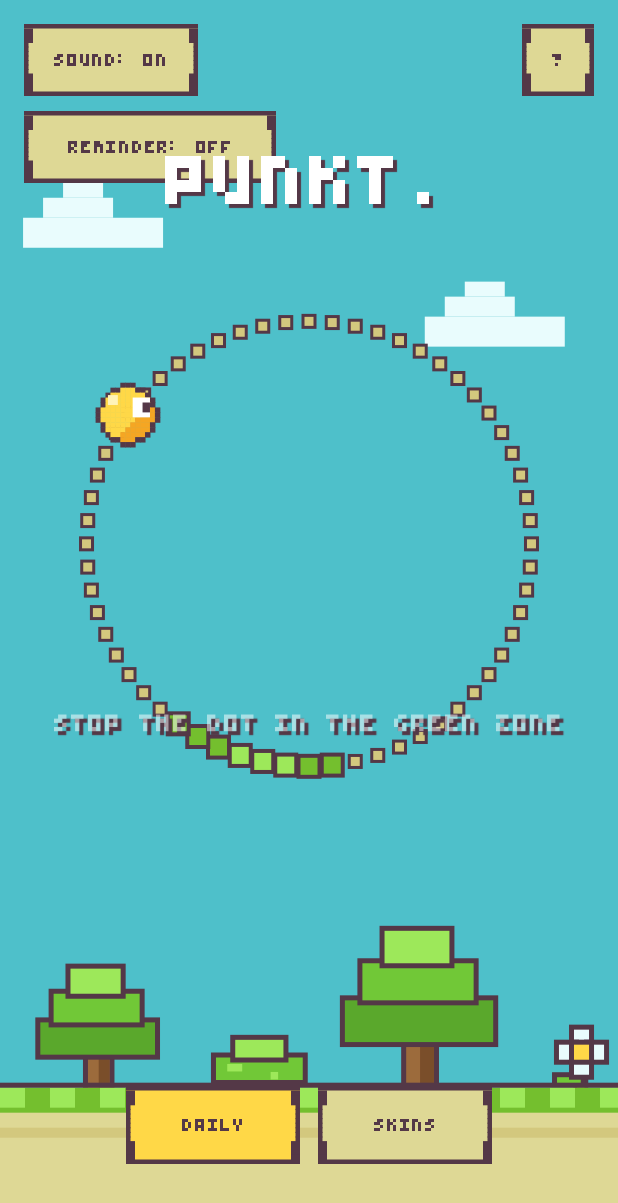
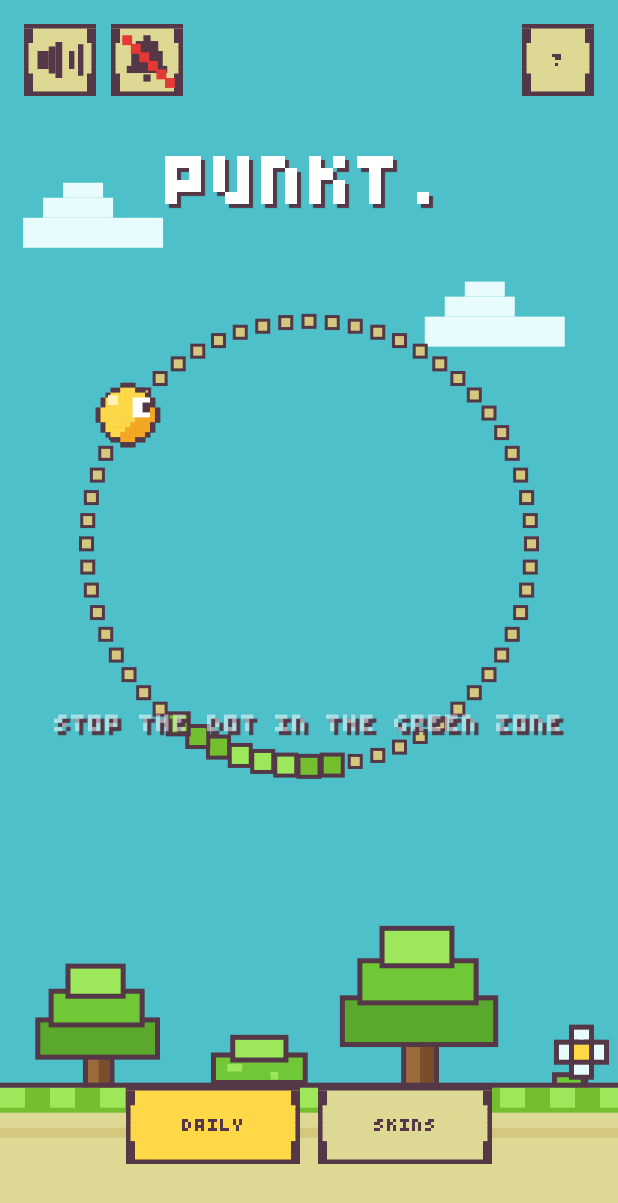
Before and after one commit to robinrehbein/dottie., an Android app built with Jetpack Compose: the screen it shows after launch (MainActivity), on a phone screen of 412 x 824 dp. Shown: the top 1203 px of the screen. Run offline under Robolectric (Android 15) with nearby library versions, the phone set to English and light mode, and no system bars; libraries missing offline, so code that uses them is left out: com.google.android.gms.

Commit message:
v2.12: Icon-Buttons fuer Ton und Erinnerung, schlankere Branch-CI
Startscreen: Die zwei Text-Kacheln TON/ERINNERUNG werden zu quadratischen
48dp-Icon-Buttons nebeneinander — Lautsprecher (mit Schallwellen bzw. rot
durchgestrichen) und Glocke (bzw. rot durchgestrichen), als blockige
Pixel-Icons im 16er-Raster gezeichnet (neues PixelIconButton in
PixelButton.kt, gleicher Rahmen-Stil). Die AN/AUS-Texte bleiben als
contentDescription fuer TalkBack erhalten.

CI: Branch-Pushes laufen nur noch als Check (Tests + assembleDebug,
Debug-APK als Workflow-Artefakt). Release-Build, Signierung und
apk-build-N-Pre-Releases entstehen ausschliesslich aus main.

Co-Authored-By: Claude Fable 5 <noreply@anthropic.com>
Claude-Session: https://claude.ai/code/session_01Ddo6vyFWhSqGUUuYmdM4Mj

```diff
--- a/app/build.gradle.kts
+++ b/app/build.gradle.kts
@@ -12,8 +12,8 @@ android {
         applicationId = "de.robinrehbein.punkt"
         minSdk = 28
         targetSdk = 36
-        versionCode = 18
-        versionName = "2.11"
+        versionCode = 19
+        versionName = "2.12"
 
         testInstrumentationRunner = "androidx.test.runner.AndroidJUnitRunner"
     }
--- a/app/src/main/java/de/robinrehbein/punkt/ui/components/PixelButton.kt
+++ b/app/src/main/java/de/robinrehbein/punkt/ui/components/PixelButton.kt
@@ -14,6 +14,9 @@ import androidx.compose.ui.geometry.Offset
 import androidx.compose.ui.geometry.Size
 import androidx.compose.ui.graphics.Color
 import androidx.compose.ui.graphics.drawscope.DrawScope
+import androidx.compose.ui.semantics.Role
+import androidx.compose.ui.semantics.contentDescription
+import androidx.compose.ui.semantics.semantics
 import androidx.compose.ui.text.font.Font
 import androidx.compose.ui.text.font.FontFamily
 import androidx.compose.ui.text.font.FontWeight
@@ -84,6 +87,79 @@ fun PixelButton(
             textAlign = TextAlign.Center,
             modifier = Modifier.padding(horizontal = 16.dp)
         )
+    }
+}
+
+/** Icon motifs for [PixelIconButton], drawn as blocky shapes on a 16-unit grid. */
+enum class PixelIcon { SPEAKER_ON, SPEAKER_OFF, BELL_ON, BELL_OFF }
+
+/**
+ * A square pixel art button showing an icon instead of text — same border
+ * style as [PixelButton]. The "off" variants draw a stepped diagonal strike.
+ */
+@Composable
+fun PixelIconButton(
+    icon: PixelIcon,
+    contentDescription: String,
+    onClick: () -> Unit,
+    modifier: Modifier = Modifier,
+    backgroundColor: Color = Color(0xFFE8B4E8),
+    borderColor: Color = Color(0xFF5555FF),
+    iconColor: Color = borderColor,
+    strikeColor: Color = Color(0xFFE53935),
+    buttonSize: Dp = 48.dp,
+    borderWidth: Dp = 4.dp
+) {
+    val cd = contentDescription
+    Box(
+        modifier = modifier
+            .size(buttonSize)
+            .clickable(role = Role.Button) { onClick() }
+            .semantics { this.contentDescription = cd },
+        contentAlignment = Alignment.Center
+    ) {
+        Canvas(modifier = Modifier.size(buttonSize)) {
+            drawPixelBorder(
+                backgroundColor = backgroundColor,
+                borderColor = borderColor,
+                borderWidth = borderWidth.toPx()
+            )
+            drawPixelIcon(icon, iconColor, strikeColor)
+        }
+    }
+}
+
+private fun DrawScope.drawPixelIcon(icon: PixelIcon, color: Color, strikeColor: Color) {
+    val u = size.minDimension / 16f
+    fun block(x: Float, y: Float, w: Float, h: Float, c: Color = color) {
+        drawRect(color = c, topLeft = Offset(x * u, y * u), size = Size(w * u, h * u))
+    }
+    when (icon) {
+        PixelIcon.SPEAKER_ON, PixelIcon.SPEAKER_OFF -> {
+            // Driver box plus cone opening to the right
+            block(3f, 6f, 2.5f, 4f)
+            block(5.5f, 5f, 1.5f, 6f)
+            block(7f, 4f, 1.5f, 8f)
+            if (icon == PixelIcon.SPEAKER_ON) {
+                // Two blocky sound waves
+                block(10f, 6f, 1.2f, 4f)
+                block(12f, 4.5f, 1.2f, 7f)
+            }
+        }
+        PixelIcon.BELL_ON, PixelIcon.BELL_OFF -> {
+            // Knob, dome, body, lip, clapper
+            block(7.2f, 2.5f, 1.6f, 1.5f)
+            block(5.5f, 3.8f, 5f, 2.2f)
+            block(4.5f, 6f, 7f, 3.5f)
+            block(3.5f, 9.3f, 9f, 1.6f)
+            block(7.2f, 11.2f, 1.6f, 1.6f)
+        }
+    }
+    if (icon == PixelIcon.SPEAKER_OFF || icon == PixelIcon.BELL_OFF) {
+        // Stepped diagonal strike, top-left to bottom-right
+        for (i in 0 until 6) {
+            block(2.5f + i * 1.9f, 2.5f + i * 1.9f, 2.2f, 2.2f, strikeColor)
+        }
     }
 }
 
--- a/app/src/main/java/de/robinrehbein/punkt/ui/screens/GameOverlays.kt
+++ b/app/src/main/java/de/robinrehbein/punkt/ui/screens/GameOverlays.kt
@@ -45,6 +45,8 @@ import androidx.compose.ui.unit.sp
 import de.robinrehbein.punkt.R
 import de.robinrehbein.punkt.game.DotSkin
 import de.robinrehbein.punkt.ui.components.PixelButton
+import de.robinrehbein.punkt.ui.components.PixelIcon
+import de.robinrehbein.punkt.ui.components.PixelIconButton
 import de.robinrehbein.punkt.ui.theme.Bytesized
 
 // ===== Gemeinsame Retro-Farbpalette =====
@@ -173,30 +175,30 @@ internal fun ReadyOverlay(
                 .padding(16.dp)
         )
 
-        Column(modifier = Modifier
+        Row(modifier = Modifier
             .align(Alignment.TopStart)
             .padding(16.dp)
         ) {
-            PixelButton(
-                text = stringResource(if (soundOn) R.string.sound_on else R.string.sound_off),
+            PixelIconButton(
+                icon = if (soundOn) PixelIcon.SPEAKER_ON else PixelIcon.SPEAKER_OFF,
+                contentDescription = stringResource(if (soundOn) R.string.sound_on else R.string.sound_off),
                 onClick = onToggleSound,
                 backgroundColor = PanelSand,
                 borderColor = TextDark,
-                textColor = TextDark,
-                width = 116.dp,
-                height = 48.dp,
+                strikeColor = RecordRed,
+                buttonSize = 48.dp,
                 borderWidth = 3.dp
             )
-            Spacer(modifier = Modifier.height(10.dp))
+            Spacer(modifier = Modifier.width(10.dp))
             // Tägliche Daily-Challenge-Erinnerung (Opt-in, lokal).
-            PixelButton(
-                text = stringResource(if (reminderOn) R.string.reminder_on else R.string.reminder_off),
+            PixelIconButton(
+                icon = if (reminderOn) PixelIcon.BELL_ON else PixelIcon.BELL_OFF,
+                contentDescription = stringResource(if (reminderOn) R.string.reminder_on else R.string.reminder_off),
                 onClick = onToggleReminder,
                 backgroundColor = PanelSand,
                 borderColor = TextDark,
-                textColor = TextDark,
-                width = 168.dp,
-                height = 48.dp,
+                strikeColor = RecordRed,
+                buttonSize = 48.dp,
                 borderWidth = 3.dp
             )
         }
```
Also changed, not shown: 3 other files.
